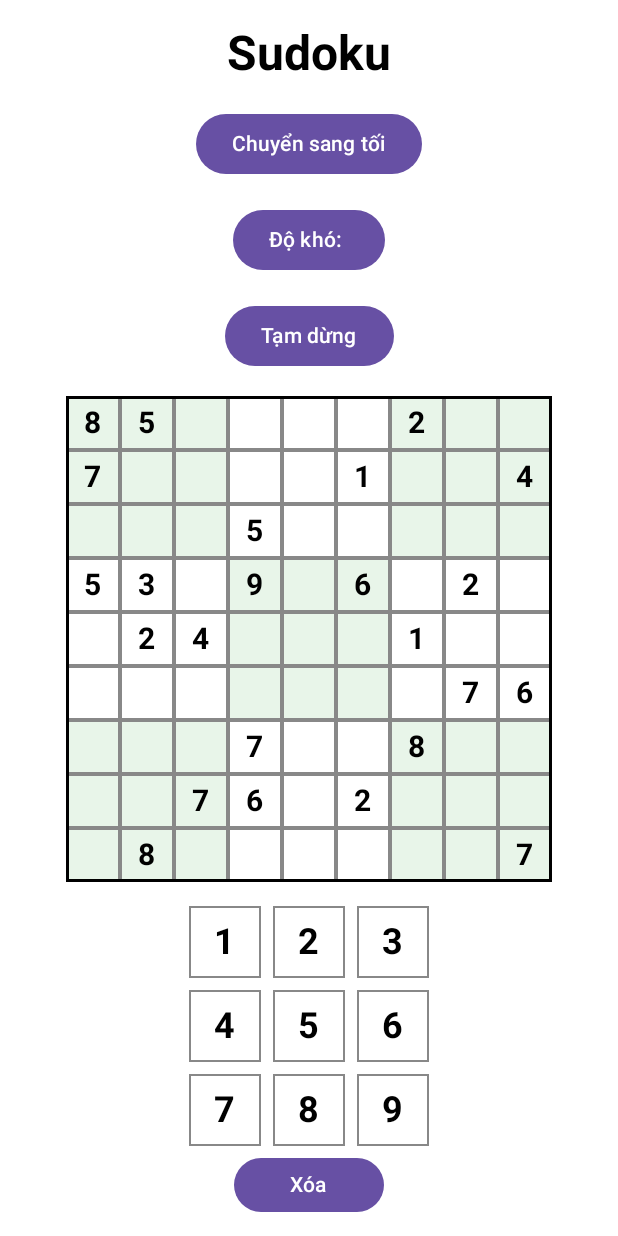
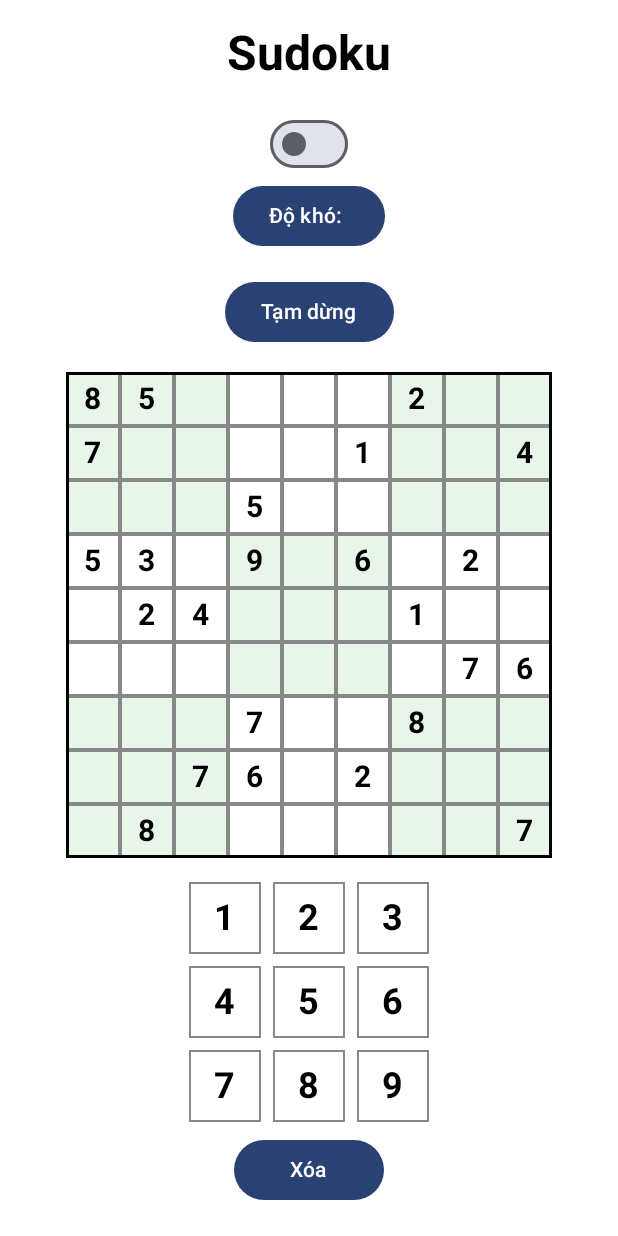
Before and after one commit to NLThien/Sudoku-mobile-app, an Android app built with Jetpack Compose: the composable SudokuGameScreen called with empty values, on a phone screen of 412 x 824 dp. Run offline under Robolectric (Android 15) with nearby library versions, the phone set to English and light mode, and no system bars.

Commit message:
save theme

```diff
--- a/app/src/main/java/com/example/sudokumobileapp/ui/screen/Level.kt
+++ b/app/src/main/java/com/example/sudokumobileapp/ui/screen/Level.kt
@@ -1,5 +1,6 @@
 package com.example.sudokumobileapp.ui.screen
 
+import android.content.Context
 import android.util.Log
 import androidx.activity.compose.BackHandler
 import androidx.compose.foundation.background
@@ -18,43 +19,55 @@ import androidx.compose.foundation.layout.width
 import androidx.compose.material3.Button
 import androidx.compose.material3.MaterialTheme
 import androidx.compose.material3.Shapes
+import androidx.compose.material3.Switch
 import androidx.compose.material3.Text
 import androidx.compose.material3.darkColorScheme
 import androidx.compose.material3.lightColorScheme
 import androidx.compose.runtime.Composable
 import androidx.compose.runtime.DisposableEffect
 import androidx.compose.runtime.LaunchedEffect
+import androidx.compose.runtime.collectAsState
 import androidx.compose.runtime.getValue
 import androidx.compose.runtime.mutableStateOf
 import androidx.compose.runtime.remember
+import androidx.compose.runtime.rememberCoroutineScope
+import androidx.compose.runtime.saveable.rememberSaveable
 import androidx.compose.runtime.setValue
 import androidx.compose.ui.Alignment
 import androidx.compose.ui.Modifier
 import androidx.compose.ui.graphics.Color
+import androidx.compose.ui.platform.LocalContext
 import androidx.compose.ui.text.font.FontWeight
 import androidx.compose.ui.tooling.preview.Preview
 import androidx.compose.ui.unit.dp
 import androidx.compose.ui.unit.sp
+import androidx.datastore.preferences.core.booleanPreferencesKey
+import androidx.datastore.preferences.core.edit
+import androidx.datastore.preferences.preferencesDataStore
 import androidx.lifecycle.compose.LocalLifecycleOwner
+import androidx.lifecycle.viewmodel.compose.viewModel
 import androidx.navigation.NavController
 import androidx.navigation.compose.rememberNavController
 import com.example.sudokumobileapp.domain.repository.TimerLifecycleObserver
+import com.example.sudokumobileapp.ui.theme.SudokuMobileAppTheme
 import kotlinx.coroutines.delay
+import kotlinx.coroutines.flow.first
+import kotlinx.coroutines.launch
+
+private val Context.dataStore by preferencesDataStore("settings")
+private val DARK_THEME_KEY = booleanPreferencesKey("dark_theme")
 
 @Composable
 fun SudokuGameScreen(navController: NavController,modifier: Modifier,level: String) {
-    var isDarkTheme by remember { mutableStateOf(false) }
-    val themeColors = if (isDarkTheme) darkColorScheme() else lightColorScheme()
+    val context = LocalContext.current
+    var isDarkTheme by rememberSaveable { mutableStateOf(false) }
+    val scope = rememberCoroutineScope()
 
-    MaterialTheme(
-        colorScheme = themeColors
-    ) {
     var difficulty by remember { mutableStateOf(level) } // chế độ game
 
     var selectedCell by remember { mutableStateOf<Pair<Int, Int>?>(null) } //gme
 
     var showExitDialog by remember { mutableStateOf(false) } // hôp thoại dialog khi nhấn thoát ra
-
 
     var elapsedTime by remember { mutableStateOf(0L) } // Thời gian tính bằng giây
     var isTimerRunning by remember { mutableStateOf(true) }
@@ -65,6 +78,12 @@ fun SudokuGameScreen(navController: NavController,modifier: Modifier,level: Stri
 
     BackHandler(enabled = true) {
         showExitDialog = true
+    }
+
+    //lay theme tu datastore
+    LaunchedEffect(Unit) {
+        val preferences = context.dataStore.data.first()
+        isDarkTheme = preferences[DARK_THEME_KEY] ?: false
     }
 
     // Bộ đếm thời gian
@@ -132,6 +151,7 @@ fun SudokuGameScreen(navController: NavController,modifier: Modifier,level: Stri
         }
     }
 
+    SudokuMobileAppTheme(darkTheme = isDarkTheme) {
     Column(
         modifier = Modifier
             .fillMaxSize()
@@ -149,14 +169,17 @@ fun SudokuGameScreen(navController: NavController,modifier: Modifier,level: Stri
             modifier = Modifier.padding(bottom = 16.dp)
         )
 
-
-        Button(
-            onClick = { isDarkTheme = !isDarkTheme },
-            modifier = Modifier.padding(bottom = 16.dp)
-        ) {
-            Text(if (isDarkTheme) "Chuyển sang sáng" else "Chuyển sang tối")
-        }
-
+        Switch(
+            checked = isDarkTheme,
+            onCheckedChange = {
+                isDarkTheme = it
+                scope.launch {
+                    context.dataStore.edit { settings ->
+                        settings[DARK_THEME_KEY] = it
+                    }
+                }
+            }
+        )
 
         // Chọn độ khó
         Box {
@@ -266,7 +289,7 @@ fun SudokuBoard(
                     Box(
                         modifier = Modifier
                             .size(36.dp)
-                            .border(1.dp, if (isDarkTheme) Color.Gray else Color.Gray)
+                            .border(1.dp, Color.Gray)
                             .background(cellBackgroundColor(row, col, isSelected))
                             .clickable { onCellSelected(row, col) },
                         contentAlignment = Alignment.Center
@@ -411,18 +434,3 @@ private fun isValidPlacement(board: Array<IntArray>, row: Int, col: Int, num: In
 
     return true
 }
-
-@Preview(showBackground = true)
-@Composable
-fun SudokuGameScreenPreview() {
-    // Tạo NavController giả lập cho preview
-    val navController = rememberNavController()
-
-    MaterialTheme {
-        SudokuGameScreen(
-            navController = navController,
-            modifier = Modifier,
-            level = "Dễ"
-        )
-    }
-}
```
Also changed, not shown: app/src/main/java/com/example/sudokumobileapp/data/repository/ThemePreference.kt (deleted, +0 -26 lines), app/src/main/java/com/example/sudokumobileapp/data/repository/ThemePreferences.kt (added, +21 -0 lines).
